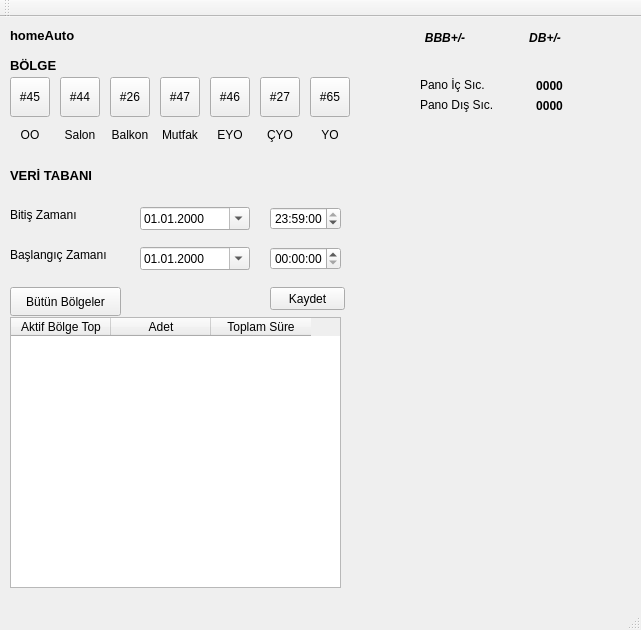
Above: mainwindow.ui from alikanarya/homeAutoGui before the change. Below: the same form after it.
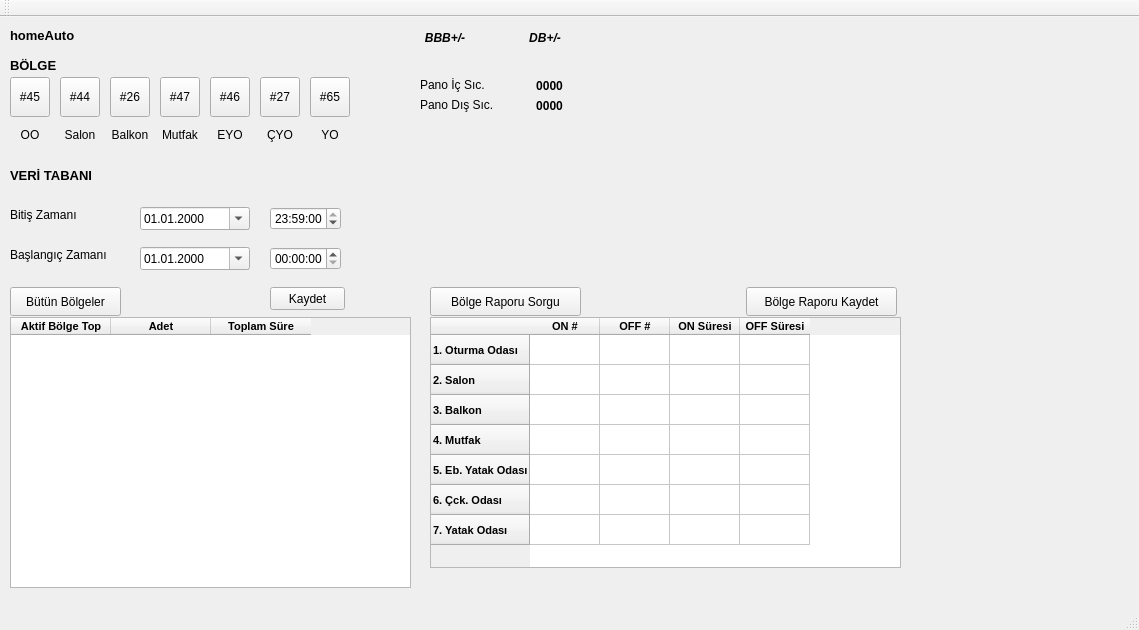
That is the form after the change.

Commit message: individual zone reports

```diff
--- a/mainwindow.ui
+++ b/mainwindow.ui
@@ -6,7 +6,7 @@
    <rect>
     <x>0</x>
     <y>0</y>
-    <width>641</width>
+    <width>1139</width>
     <height>630</height>
    </rect>
   </property>
@@ -547,7 +547,7 @@
      <rect>
       <x>10</x>
       <y>300</y>
-      <width>331</width>
+      <width>401</width>
       <height>271</height>
      </rect>
     </property>
@@ -573,16 +573,37 @@
      <property name="text">
       <string>Aktif Bölge Top</string>
      </property>
+     <property name="font">
+      <font>
+       <pointsize>8</pointsize>
+       <weight>75</weight>
+       <bold>true</bold>
+      </font>
+     </property>
     </column>
     <column>
      <property name="text">
       <string>Adet</string>
      </property>
+     <property name="font">
+      <font>
+       <pointsize>8</pointsize>
+       <weight>75</weight>
+       <bold>true</bold>
+      </font>
+     </property>
     </column>
     <column>
      <property name="text">
       <string>Toplam Süre</string>
      </property>
+     <property name="font">
+      <font>
+       <pointsize>8</pointsize>
+       <weight>75</weight>
+       <bold>true</bold>
+      </font>
+     </property>
     </column>
    </widget>
    <widget class="QPushButton" name="saveAllZonesButton">
@@ -598,6 +619,183 @@
      <string>Kaydet</string>
     </property>
    </widget>
+   <widget class="QTableWidget" name="tableZone">
+    <property name="geometry">
+     <rect>
+      <x>430</x>
+      <y>300</y>
+      <width>471</width>
+      <height>251</height>
+     </rect>
+    </property>
+    <attribute name="horizontalHeaderDefaultSectionSize">
+     <number>70</number>
+    </attribute>
+    <attribute name="verticalHeaderDefaultSectionSize">
+     <number>30</number>
+    </attribute>
+    <attribute name="verticalHeaderMinimumSectionSize">
+     <number>20</number>
+    </attribute>
+    <row>
+     <property name="text">
+      <string>1. Oturma Odası</string>
+     </property>
+     <property name="font">
+      <font>
+       <pointsize>8</pointsize>
+       <weight>75</weight>
+       <bold>true</bold>
+      </font>
+     </property>
+    </row>
+    <row>
+     <property name="text">
+      <string>2. Salon</string>
+     </property>
+     <property name="font">
+      <font>
+       <pointsize>8</pointsize>
+       <weight>75</weight>
+       <bold>true</bold>
+      </font>
+     </property>
+    </row>
+    <row>
+     <property name="text">
+      <string>3. Balkon</string>
+     </property>
+     <property name="font">
+      <font>
+       <pointsize>8</pointsize>
+       <weight>75</weight>
+       <bold>true</bold>
+      </font>
+     </property>
+    </row>
+    <row>
+     <property name="text">
+      <string>4. Mutfak</string>
+     </property>
+     <property name="font">
+      <font>
+       <pointsize>8</pointsize>
+       <weight>75</weight>
+       <bold>true</bold>
+      </font>
+     </property>
+    </row>
+    <row>
+     <property name="text">
+      <string>5. Eb. Yatak Odası</string>
+     </property>
+     <property name="font">
+      <font>
+       <pointsize>8</pointsize>
+       <weight>75</weight>
+       <bold>true</bold>
+      </font>
+     </property>
+    </row>
+    <row>
+     <property name="text">
+      <string>6. Çck. Odası</string>
+     </property>
+     <property name="font">
+      <font>
+       <pointsize>8</pointsize>
+       <weight>75</weight>
+       <bold>true</bold>
+      </font>
+     </property>
+    </row>
+    <row>
+     <property name="text">
+      <string>7. Yatak Odası</string>
+     </property>
+     <property name="font">
+      <font>
+       <pointsize>8</pointsize>
+       <weight>75</weight>
+       <bold>true</bold>
+      </font>
+     </property>
+    </row>
+    <column>
+     <property name="text">
+      <string>ON #</string>
+     </property>
+     <property name="font">
+      <font>
+       <pointsize>8</pointsize>
+       <weight>75</weight>
+       <bold>true</bold>
+      </font>
+     </property>
+    </column>
+    <column>
+     <property name="text">
+      <string>OFF #</string>
+     </property>
+     <property name="font">
+      <font>
+       <pointsize>8</pointsize>
+       <weight>75</weight>
+       <bold>true</bold>
+      </font>
+     </property>
+    </column>
+    <column>
+     <property name="text">
+      <string>ON Süresi</string>
+     </property>
+     <property name="font">
+      <font>
+       <pointsize>8</pointsize>
+       <weight>75</weight>
+       <bold>true</bold>
+      </font>
+     </property>
+    </column>
+    <column>
+     <property name="text">
+      <string>OFF Süresi</string>
+     </property>
+     <property name="font">
+      <font>
+       <pointsize>8</pointsize>
+       <weight>75</weight>
+       <bold>true</bold>
+      </font>
+     </property>
+    </column>
+   </widget>
+   <widget class="QPushButton" name="zoneButton">
+    <property name="geometry">
+     <rect>
+      <x>430</x>
+      <y>270</y>
+      <width>151</width>
+      <height>29</height>
+     </rect>
+    </property>
+    <property name="text">
+     <string>Bölge Raporu Sorgu</string>
+    </property>
+   </widget>
+   <widget class="QPushButton" name="zoneSaveButton">
+    <property name="geometry">
+     <rect>
+      <x>746</x>
+      <y>270</y>
+      <width>151</width>
+      <height>29</height>
+     </rect>
+    </property>
+    <property name="text">
+     <string>Bölge Raporu Kaydet</string>
+    </property>
+   </widget>
   </widget>
   <widget class="QMenuBar" name="menuBar">
    <property name="geometry">
```
Left out of the diff: 4 changed lines with no effect on the pictures. The commit also changes 5 other files.
